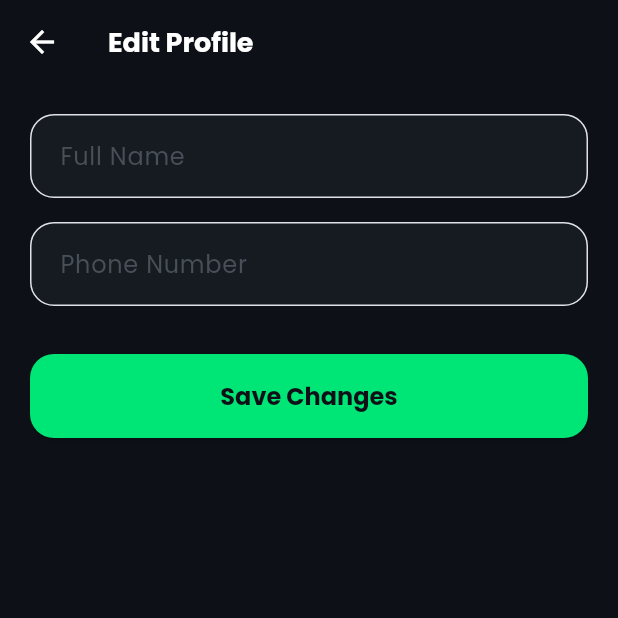
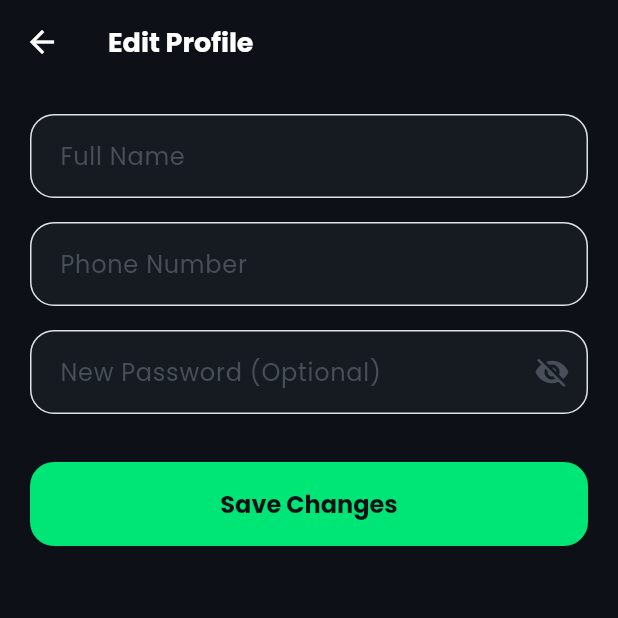
Before and after one commit to jayasurya123bn-debug/GTEC-CANTEEN-COLLEGE, a Flutter app: the EditProfileScreen screen opened directly, on a phone screen of 412 x 824 dp, the top half of it. Run offline on Flutter 3.47's test engine with Material 3 defaults, Android fonts, the phone set to English and light mode, and no system bars; our stand-ins replace cached_network_image, dio, firebase_core, firebase_messaging, flutter_local_notifications, flutter_rating_bar and 4 more; accounts and stored records are empty; network calls fail; statements that could not run were skipped.

Commit message:
fix: 404 on profile edit, add password change support, add pull to refresh on item details

```diff
--- a/flutter_app/lib/config/api_config.dart
+++ b/flutter_app/lib/config/api_config.dart
@@ -9,7 +9,7 @@ class ApiConfig {
   static const String logout  = '/auth/logout';
   static const String me      = '/auth/me';
   static const String fcmToken = '/auth/fcm-token';
-  static const String profile = '/auth/profile';
+  static const String profile = '/auth/me';
 
   // Canteen
   static const String canteenStatus = '/canteen/status';
--- a/flutter_app/lib/providers/auth_provider.dart
+++ b/flutter_app/lib/providers/auth_provider.dart
@@ -45,8 +45,8 @@ class AuthProvider with ChangeNotifier {
     await login(email, password);
   }
 
-  Future<void> updateProfile(String name, String phone) async {
-    await AuthService.updateProfile(name, phone);
+  Future<void> updateProfile(String name, String phone, [String? password]) async {
+    await AuthService.updateProfile(name, phone, password);
     await refreshUser();
   }
 
--- a/flutter_app/lib/screens/edit_profile_screen.dart
+++ b/flutter_app/lib/screens/edit_profile_screen.dart
@@ -15,7 +15,9 @@ class _EditProfileScreenState extends State<EditProfileScreen> {
   final _formKey = GlobalKey<FormState>();
   late TextEditingController _nameCtrl;
   late TextEditingController _phoneCtrl;
+  late TextEditingController _passwordCtrl;
   bool _isLoading = false;
+  bool _obscurePassword = true;
 
   @override
   void initState() {
@@ -23,12 +25,14 @@ class _EditProfileScreenState extends State<EditProfileScreen> {
     final user = Provider.of<AuthProvider>(context, listen: false).user;
     _nameCtrl = TextEditingController(text: user?.name ?? '');
     _phoneCtrl = TextEditingController(text: user?.phone ?? '');
+    _passwordCtrl = TextEditingController();
   }
 
   @override
   void dispose() {
     _nameCtrl.dispose();
     _phoneCtrl.dispose();
+    _passwordCtrl.dispose();
     super.dispose();
   }
 
@@ -37,7 +41,7 @@ class _EditProfileScreenState extends State<EditProfileScreen> {
     setState(() => _isLoading = true);
     try {
       await Provider.of<AuthProvider>(context, listen: false)
-          .updateProfile(_nameCtrl.text.trim(), _phoneCtrl.text.trim());
+          .updateProfile(_nameCtrl.text.trim(), _phoneCtrl.text.trim(), _passwordCtrl.text.trim());
       if (mounted) {
         Navigator.pop(context);
         ScaffoldMessenger.of(context).showSnackBar(
@@ -101,6 +105,23 @@ class _EditProfileScreenState extends State<EditProfileScreen> {
                   border: OutlineInputBorder(borderRadius: BorderRadius.circular(16), borderSide: BorderSide.none),
                 ),
               ),
+              const SizedBox(height: 16),
+              TextFormField(
+                controller: _passwordCtrl,
+                obscureText: _obscurePassword,
+                style: const TextStyle(color: AppTheme.white),
+                decoration: InputDecoration(
+                  labelText: 'New Password (Optional)',
+                  labelStyle: const TextStyle(color: AppTheme.muted),
+                  filled: true,
+                  fillColor: AppTheme.card,
+                  border: OutlineInputBorder(borderRadius: BorderRadius.circular(16), borderSide: BorderSide.none),
+                  suffixIcon: IconButton(
+                    icon: Icon(_obscurePassword ? Icons.visibility_off : Icons.visibility, color: AppTheme.muted),
+                    onPressed: () => setState(() => _obscurePassword = !_obscurePassword),
+                  ),
+                ),
+              ),
               const SizedBox(height: 32),
               SizedBox(
                 width: double.infinity,
--- a/flutter_app/lib/services/auth_service.dart
+++ b/flutter_app/lib/services/auth_service.dart
@@ -25,11 +25,15 @@ class AuthService {
     return res.data;
   }
 
-  static Future<void> updateProfile(String name, String phone) async {
-    await ApiService.client.put(ApiConfig.profile, data: {
+  static Future<void> updateProfile(String name, String phone, [String? password]) async {
+    final Map<String, dynamic> data = {
       'name': name,
       'phone': phone,
-    });
+    };
+    if (password != null && password.isNotEmpty) {
+      data['password'] = password;
+    }
+    await ApiService.client.put(ApiConfig.profile, data: data);
   }
 
   static Future<void> saveTokens(String accessToken, String refreshToken) async {
```
Also changed, not shown: flutter_app/lib/screens/item_details_screen.dart (+9 -3 lines), 3 other files.
